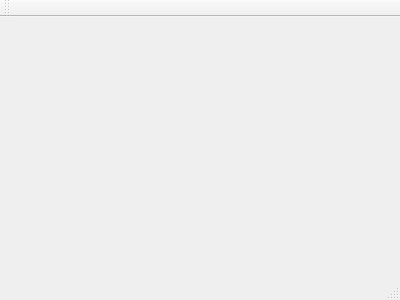
Qt form mainwindow.ui (binamkayastha/OptimalStudy) before a commit.
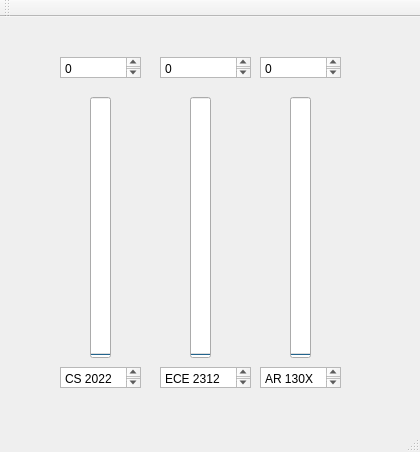
The same form after that commit.

The edit to the form file:
```diff
--- a/mainwindow.ui
+++ b/mainwindow.ui
@@ -1,24 +1,220 @@
 <ui version="4.0">
  <class>MainWindow</class>
- <widget class="QMainWindow" name="MainWindow" >
-  <property name="geometry" >
+ <widget class="QMainWindow" name="MainWindow">
+  <property name="geometry">
    <rect>
     <x>0</x>
     <y>0</y>
-    <width>400</width>
-    <height>300</height>
+    <width>420</width>
+    <height>452</height>
    </rect>
   </property>
   <property name="windowTitle" >
    <string>MainWindow</string>
   </property>
-  <widget class="QMenuBar" name="menuBar" />
-  <widget class="QToolBar" name="mainToolBar" />
-  <widget class="QWidget" name="centralWidget" />
-  <widget class="QStatusBar" name="statusBar" />
+  <widget class="QWidget" name="centralWidget">
+   <widget class="QProgressBar" name="progressBar">
+    <property name="geometry">
+     <rect>
+      <x>90</x>
+      <y>80</y>
+      <width>21</width>
+      <height>261</height>
+     </rect>
+    </property>
+    <property name="maximum">
+     <number>30</number>
+    </property>
+    <property name="value">
+     <number>0</number>
+    </property>
+    <property name="alignment">
+     <set>Qt::AlignRight|Qt::AlignTrailing|Qt::AlignVCenter</set>
+    </property>
+    <property name="orientation">
+     <enum>Qt::Vertical</enum>
+    </property>
+    <property name="textDirection">
+     <enum>QProgressBar::BottomToTop</enum>
+    </property>
+    <property name="format">
+     <string/>
+    </property>
+   </widget>
+   <widget class="QProgressBar" name="progressBar_2">
+    <property name="geometry">
+     <rect>
+      <x>190</x>
+      <y>80</y>
+      <width>21</width>
+      <height>261</height>
+     </rect>
+    </property>
+    <property name="maximum">
+     <number>30</number>
+    </property>
+    <property name="value">
+     <number>0</number>
+    </property>
+    <property name="alignment">
+     <set>Qt::AlignRight|Qt::AlignTrailing|Qt::AlignVCenter</set>
+    </property>
+    <property name="orientation">
+     <enum>Qt::Vertical</enum>
+    </property>
+    <property name="textDirection">
+     <enum>QProgressBar::BottomToTop</enum>
+    </property>
+    <property name="format">
+     <string/>
+    </property>
+   </widget>
+   <widget class="QProgressBar" name="progressBar_3">
+    <property name="geometry">
+     <rect>
+      <x>290</x>
+      <y>80</y>
+      <width>21</width>
+      <height>261</height>
+     </rect>
+    </property>
+    <property name="maximum">
+     <number>30</number>
+    </property>
+    <property name="value">
+     <number>0</number>
+    </property>
+    <property name="alignment">
+     <set>Qt::AlignRight|Qt::AlignTrailing|Qt::AlignVCenter</set>
+    </property>
+    <property name="orientation">
+     <enum>Qt::Vertical</enum>
+    </property>
+    <property name="textDirection">
+     <enum>QProgressBar::BottomToTop</enum>
+    </property>
+    <property name="format">
+     <string/>
+    </property>
+   </widget>
+   <widget class="QPlainTextEdit" name="plainTextEdit">
+    <property name="geometry">
+     <rect>
+      <x>60</x>
+      <y>350</y>
+      <width>81</width>
+      <height>21</height>
+     </rect>
+    </property>
+    <property name="readOnly">
+     <bool>true</bool>
+    </property>
+    <property name="plainText">
+     <string>CS 2022</string>
+    </property>
+   </widget>
+   <widget class="QPlainTextEdit" name="plainTextEdit_2">
+    <property name="geometry">
+     <rect>
+      <x>160</x>
+      <y>350</y>
+      <width>91</width>
+      <height>21</height>
+     </rect>
+    </property>
+    <property name="readOnly">
+     <bool>true</bool>
+    </property>
+    <property name="plainText">
+     <string>ECE 2312</string>
+    </property>
+   </widget>
+   <widget class="QPlainTextEdit" name="plainTextEdit_3">
+    <property name="geometry">
+     <rect>
+      <x>260</x>
+      <y>350</y>
+      <width>81</width>
+      <height>21</height>
+     </rect>
+    </property>
+    <property name="readOnly">
+     <bool>true</bool>
+    </property>
+    <property name="plainText">
+     <string>AR 130X</string>
+    </property>
+   </widget>
+   <widget class="QPlainTextEdit" name="plainTextEdit_6">
+    <property name="geometry">
+     <rect>
+      <x>260</x>
+      <y>40</y>
+      <width>81</width>
+      <height>21</height>
+     </rect>
+    </property>
+    <property name="readOnly">
+     <bool>true</bool>
+    </property>
+    <property name="plainText">
+     <string>0</string>
+    </property>
+   </widget>
+   <widget class="QPlainTextEdit" name="plainTextEdit_5">
+    <property name="geometry">
+     <rect>
+      <x>160</x>
+      <y>40</y>
+      <width>91</width>
+      <height>21</height>
+     </rect>
+    </property>
+    <property name="readOnly">
+     <bool>true</bool>
+    </property>
+    <property name="plainText">
+     <string>0</string>
+    </property>
+   </widget>
+   <widget class="QPlainTextEdit" name="plainTextEdit_4">
+    <property name="geometry">
+     <rect>
+      <x>60</x>
+      <y>40</y>
+      <width>81</width>
+      <height>21</height>
+     </rect>
+    </property>
+    <property name="readOnly">
+     <bool>true</bool>
+    </property>
+    <property name="plainText">
+     <string>0</string>
+    </property>
+   </widget>
+  </widget>
+  <widget class="QMenuBar" name="menuBar">
+   <property name="geometry">
+    <rect>
+     <x>0</x>
+     <y>0</y>
+     <width>420</width>
+     <height>19</height>
+    </rect>
+   </property>
+  </widget>
+  <widget class="QToolBar" name="mainToolBar">
+   <attribute name="toolBarArea">
+    <enum>TopToolBarArea</enum>
+   </attribute>
+   <attribute name="toolBarBreak">
+    <bool>false</bool>
+   </attribute>
+  </widget>
+  <widget class="QStatusBar" name="statusBar"/>
  </widget>
- <layoutDefault spacing="6" margin="11" />
- <pixmapfunction></pixmapfunction>
+ <layoutdefault spacing="6" margin="11"/>
  <resources/>
  <connections/>
 </ui>
```
Left out of the diff: 3 changed lines with no effect on the pictures.
